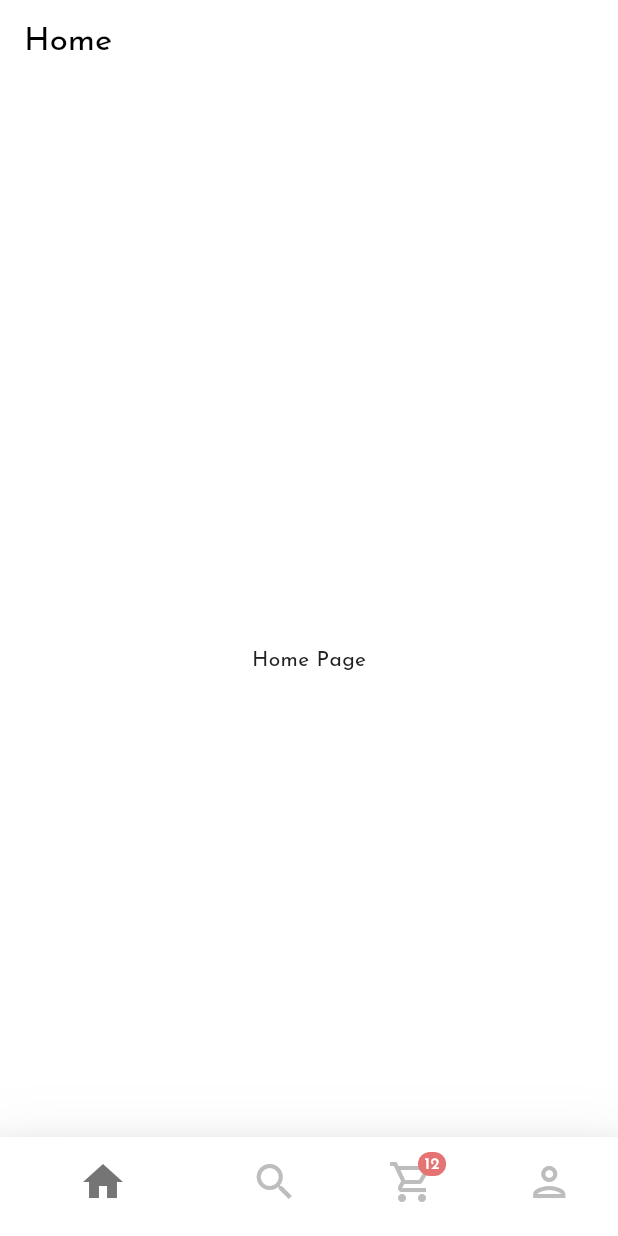
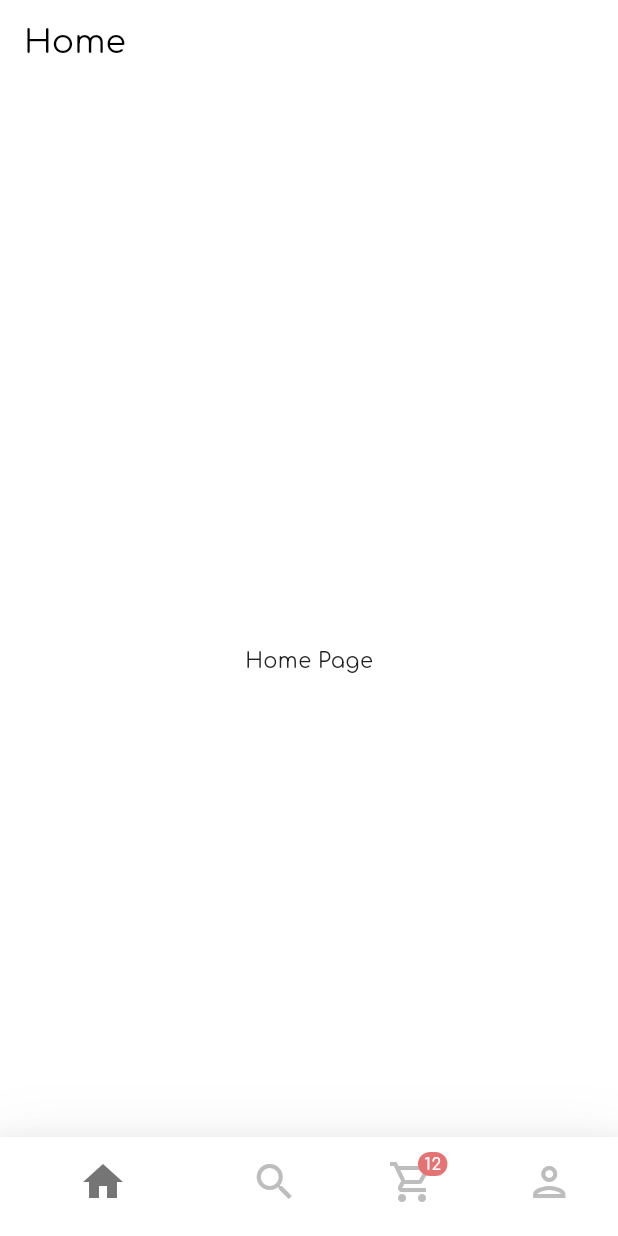
Before and after one commit to kaesik/Multi-Vendor-App, a Flutter app: the screen it shows after launch, on a phone screen of 412 x 824 dp. Run offline on Flutter 3.47's test engine with Material 3 defaults, Android fonts, the phone set to English and light mode, and no system bars; our stand-ins replace flutter_screenutil, get, google_fonts.

```diff
--- a/lib/theme/theme.dart
+++ b/lib/theme/theme.dart
@@ -13,7 +13,7 @@ ThemeData lightTheme = ThemeData(
     onSecondary: Colors.grey.shade900,
     outline: Colors.grey.shade900,
   ),
-  textTheme: GoogleFonts.josefinSansTextTheme().copyWith().apply(
+  textTheme: GoogleFonts.comfortaaTextTheme().copyWith().apply(
         bodyColor: Colors.grey.shade900,
         displayColor: Colors.grey.shade900,
       ),
@@ -31,7 +31,7 @@ ThemeData darkTheme = ThemeData(
     onSecondary: Colors.grey.shade200,
     outline: Colors.grey.shade200,
   ),
-  textTheme: GoogleFonts.josefinSansTextTheme().copyWith().apply(
+  textTheme: GoogleFonts.comfortaaTextTheme().copyWith().apply(
         bodyColor: Colors.grey.shade200,
         displayColor: Colors.grey.shade200,
       ),
```
